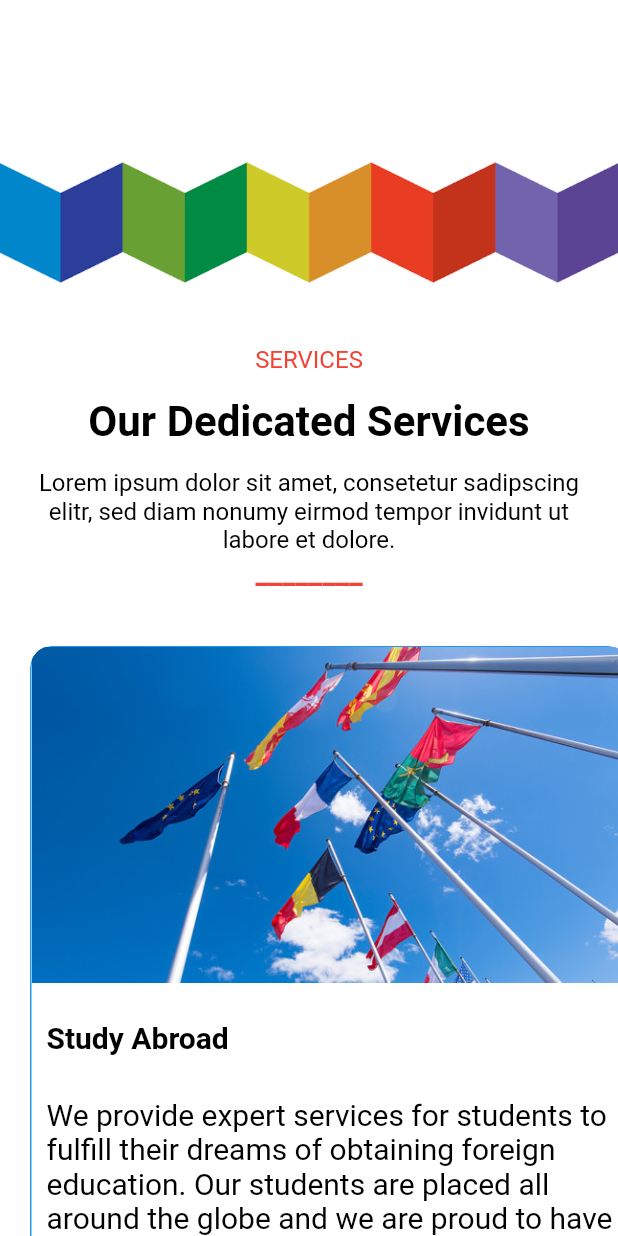
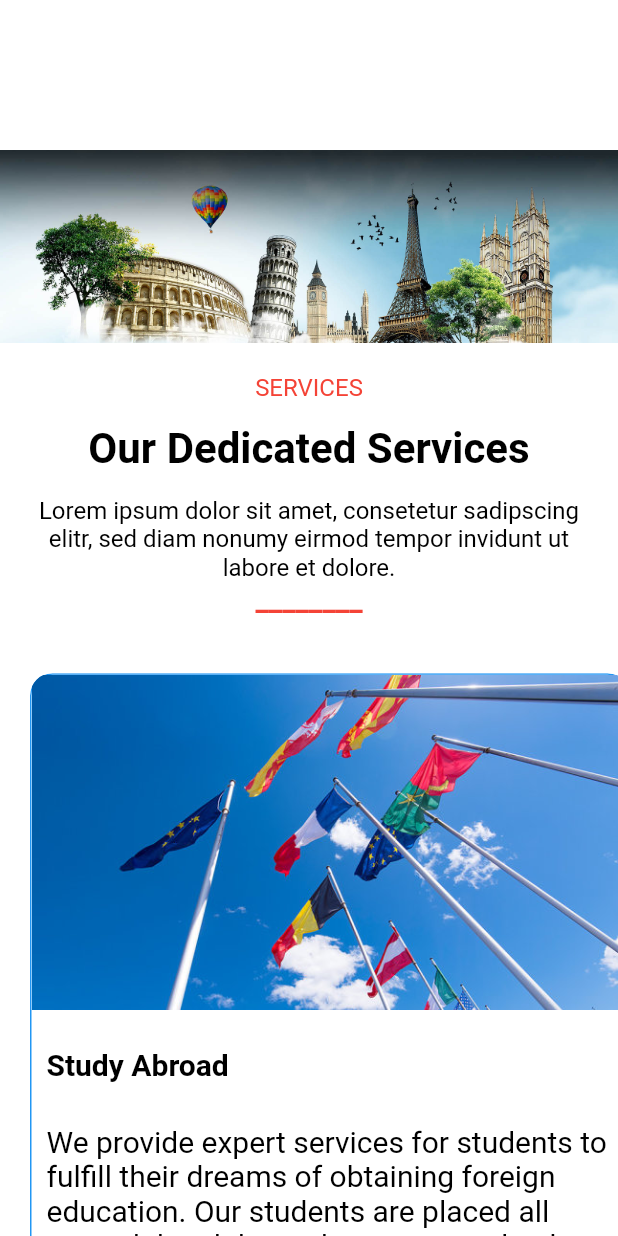
Before and after one commit to oalinoor11/EUIES-Website, a Flutter app: the screen it shows after launch, on a phone screen of 412 x 824 dp. Run offline on Flutter 3.47's test engine with Material 2 defaults, Android fonts, the phone set to English and light mode, and no system bars; our stand-ins replace get.

Commit message:
footer created

```diff
--- a/lib/Presentation/Pages/homescreen.dart
+++ b/lib/Presentation/Pages/homescreen.dart
@@ -15,7 +15,7 @@ class _HomeScreenState extends State<HomeScreen> {
             children: [Container(),
             SizedBox(height: 100,),
             const Image(
-            image: AssetImage("assets/images/ROE.png"),
+            image: AssetImage("assets/images/studyineurope.png"),
             width: double.infinity,
           ),
             Container(
@@ -223,7 +223,7 @@ class _HomeScreenState extends State<HomeScreen> {
         ),
 
               SizedBox(height: 50,),
-              Container(decoration: BoxDecoration(color: Colors.amber),
+              Container(decoration: BoxDecoration(color: Colors.lightBlue),
                 height: 280,
                 width: double.infinity,
                 child: Column(crossAxisAlignment: CrossAxisAlignment.start,
@@ -266,7 +266,86 @@ class _HomeScreenState extends State<HomeScreen> {
                   ],
                 ),
               ),
-              SizedBox(height: 1000,),
+              SizedBox(height: 50,),
+              Padding(
+                padding: const EdgeInsets.all(8.0),
+                child: Column(
+                  children: [Container(),
+                    const Image(height: 400,
+                      image: AssetImage("assets/images/whatwedo.png"),
+                    ),
+                    SizedBox(height:30,),
+                    Text('SEE WHAT WE DO', style: TextStyle(color: Colors.red, fontSize: 20, fontWeight: FontWeight.bold),),
+                    SizedBox(height:10,),
+                    Text('Information is the Main Point to be Successful',
+                      style: TextStyle(color: Colors.black, fontSize: 30, fontWeight: FontWeight.bold),),
+                    SizedBox(height:10,),
+                    Text('Lorem ipsum dolor sit amet, consetetur sadipscing elitr, sed diam nonumy ant extra eirmod tempor invidunt ut labore et dolore magna aliquyam erat, sed diammi maxil voluptua. At vero eos et accusam et justo duo dolores et ea rebum. Stet clitaiai to ankasd gubergren, no sea takimata sanctus est Lorem ipsum dolor sit amet. Adasta na lorem ipsum dolor sit amet, consetetur sadipscing elitr.',
+                      style: TextStyle(color: Colors.black, fontSize: 20,),textAlign: TextAlign.center,),
+                  ],
+                ),
+              ),
+              SizedBox(height: 100,),
+              Container(decoration: BoxDecoration(color: Colors.lightBlue),
+                height: 250,
+                width: double.infinity,
+                child: SingleChildScrollView(scrollDirection: Axis.horizontal,
+                  child: Padding(
+                    padding: const EdgeInsets.all(20.0),
+                    child: Row(crossAxisAlignment: CrossAxisAlignment.start,
+                      children: [Container(),
+                        Column(crossAxisAlignment: CrossAxisAlignment.start,
+                          children: [
+                            Text('EUIES', style: TextStyle(color: Colors.white, fontSize: 30, fontWeight: FontWeight.bold),),
+                            SizedBox(height: 20,),
+                            Text('Lorem ipsum dolor sit.',
+                              style: TextStyle(color: Colors.white, fontSize: 15,),),
+                            SizedBox(height: 20,),
+                            Text('Contact:',
+                              style: TextStyle(color: Colors.white, fontSize: 20, fontWeight: FontWeight.bold),),
+                            SizedBox(height: 15,),
+                            Text('Phone: 17262546',
+                              style: TextStyle(color: Colors.white, fontSize: 18,),),
+                            SizedBox(height: 15,),
+                            Text('Email: contact@euies.com',
+                              style: TextStyle(color: Colors.white, fontSize: 18,),),
+                          ],
+                        ),
+                        SizedBox(width: 60,),
+                        Column(crossAxisAlignment: CrossAxisAlignment.start,
+                          children: [
+                            Text('Quick Links', style: TextStyle(color: Colors.white, fontSize: 30, fontWeight: FontWeight.bold),),
+                            SizedBox(height: 20,),
+                            Text('Contact Us:',
+                              style: TextStyle(color: Colors.white, fontSize: 20,),),
+                            SizedBox(height: 20,),
+                            Text('Services:',
+                              style: TextStyle(color: Colors.white, fontSize: 20,),),
+                            SizedBox(height: 20,),
+                            Text('Get A Quote',
+                              style: TextStyle(color: Colors.white, fontSize: 20,),),
+                          ],
+                        ),
+                        SizedBox(width: 60,),
+                        Column(crossAxisAlignment: CrossAxisAlignment.start,
+                          children: [
+                            Text('Help Us', style: TextStyle(color: Colors.white, fontSize: 30, fontWeight: FontWeight.bold),),
+                            SizedBox(height: 20,),
+                            Text('About Us:',
+                              style: TextStyle(color: Colors.white, fontSize: 20,),),
+                            SizedBox(height: 20,),
+                            Text('Help Center:',
+                              style: TextStyle(color: Colors.white, fontSize: 20,),),
+                            SizedBox(height: 20,),
+                            Text('Feedback',
+                              style: TextStyle(color: Colors.white, fontSize: 20,),),
+                          ],
+                        ),
+                      ],
+                    ),
+                  ),
+                ),
+              ),
         ],
         ),
       ),
```
Also changed, not shown: assets/images/studyineurope.png (added), assets/images/whatwedo.png (added).
